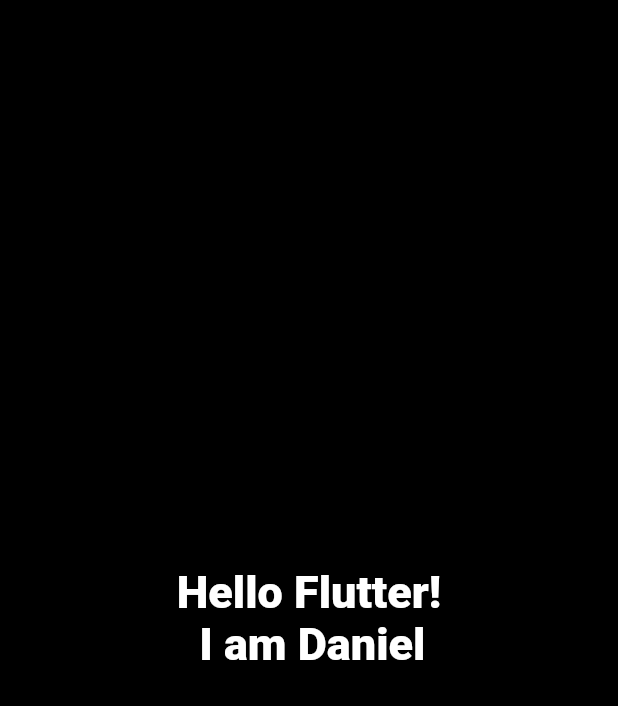
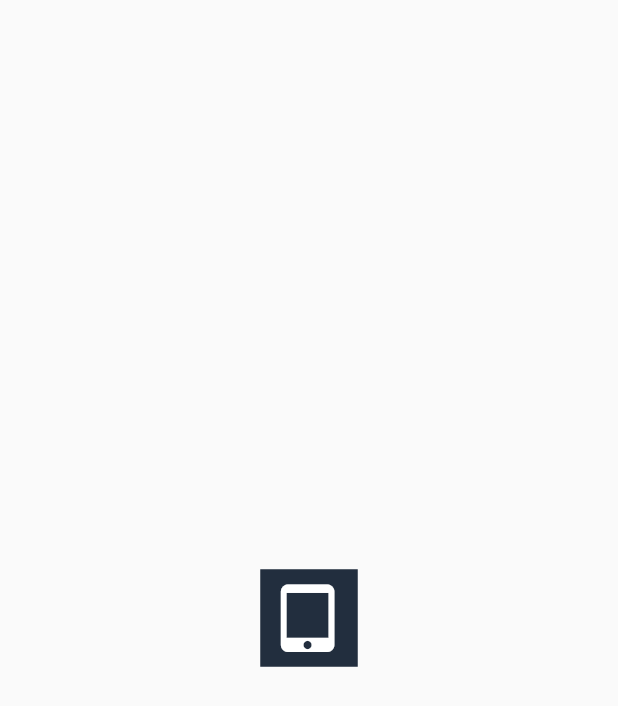
Before and after one commit to DanielBacab-Ksquare/UI_PRACTICE, a Flutter app: the screen it shows after launch, on a phone screen of 412 x 824 dp. Shown: the top 706 px of the screen. Run offline on Flutter 3.47's test engine with Material 2 defaults, Android fonts, the phone set to English and light mode, and no system bars.

Commit message:
2 practices

```diff
--- a/lib/main.dart
+++ b/lib/main.dart
@@ -1,5 +1,6 @@
 import 'package:flutter/material.dart';
 import 'package:ui_practice/screens/practice_1.dart';
+import 'package:ui_practice/screens/practice_2.dart';
 
 void main() {
   runApp(const MyApp());
@@ -16,7 +17,7 @@ class MyApp extends StatelessWidget {
       theme: ThemeData(
         primarySwatch: Colors.blue,
       ),
-      home: const Practice1(),
+      home: const Practice2(),
     );
   }
 }
--- a/lib/screens/practice_1.dart
+++ b/lib/screens/practice_1.dart
@@ -1,6 +1,4 @@
 import 'package:flutter/material.dart';
-//import 'package:flutter/src/widgets/container.dart';
-//import 'package:flutter/src/widgets/framework.dart';
 
 class Practice1 extends StatelessWidget {
   const Practice1({super.key});
--- /dev/null
+++ b/lib/screens/practice_2.dart
@@ -0,0 +1,18 @@
+import 'package:flutter/material.dart';
+
+class Practice2 extends StatelessWidget {
+  const Practice2({super.key});
+
+  @override
+  Widget build(BuildContext context){
+    return Scaffold(
+      body: Center(
+        child: Container(
+            padding: const EdgeInsets.all(10),
+            color: const Color(0xff222e3e),
+            child: const Icon(size: 45,color: Colors.white,Icons.tablet_mac_rounded)
+            )
+      ),
+    );
+  }
+}
```
Also changed, not shown: 2 other files.
